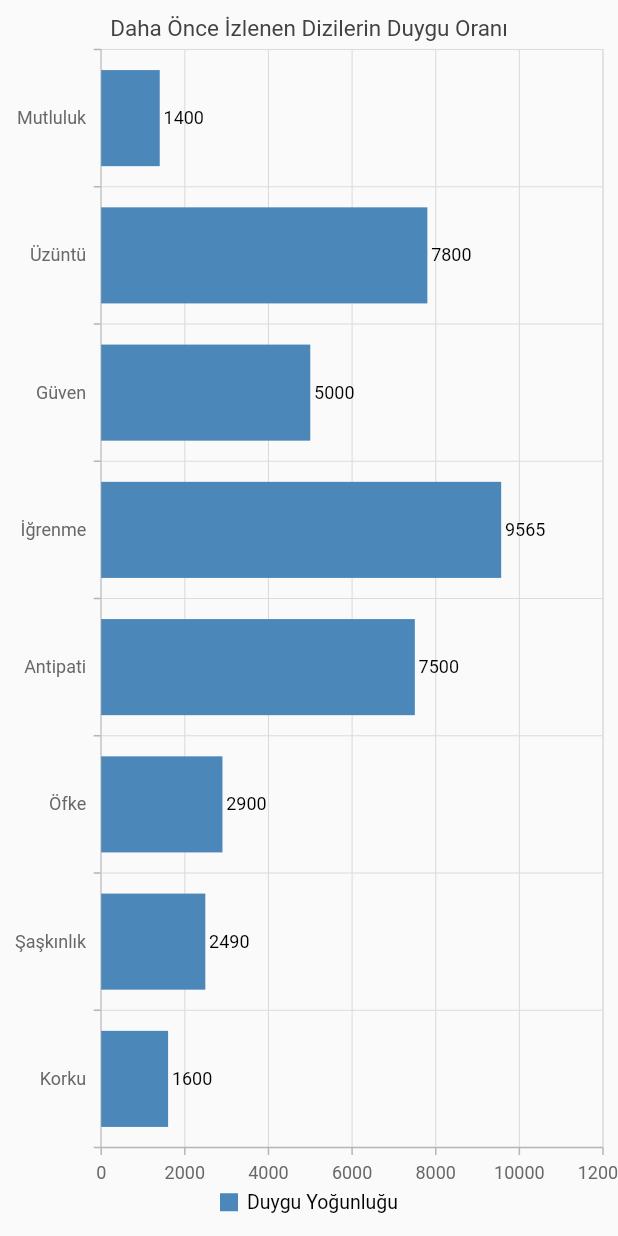
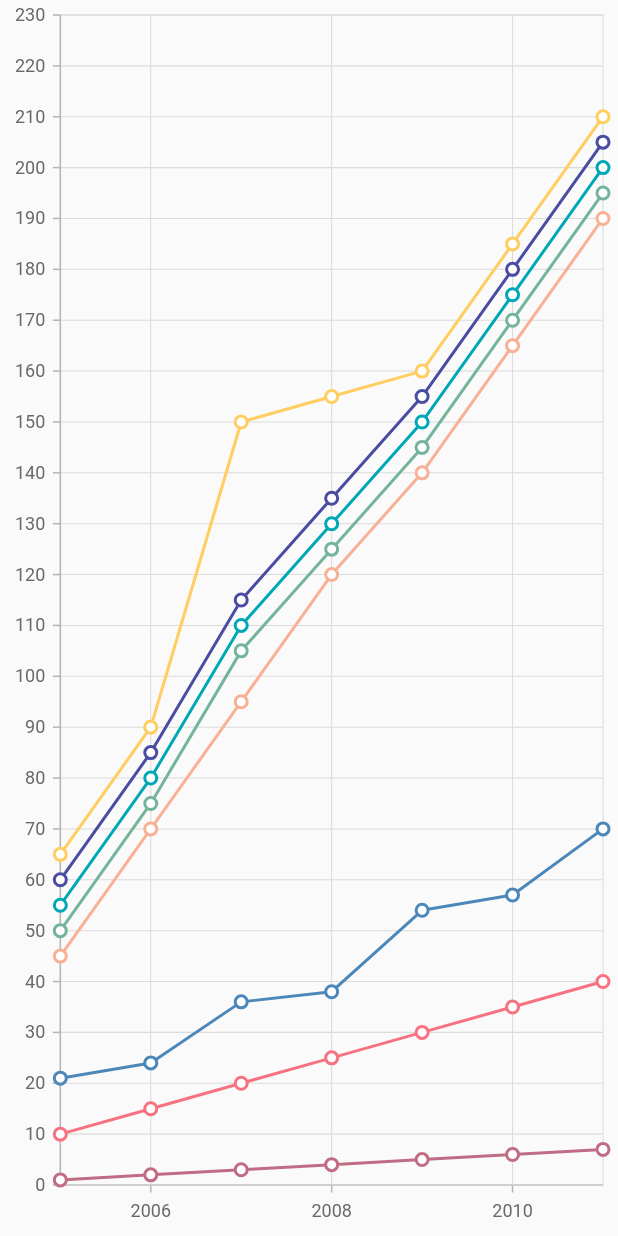
Before and after one commit to NeuroTechGTU/neurotech-mobile, a Flutter app: the screen it shows once a user with an empty profile is signed in, after a tap on "Önceki Testlerin", on a phone screen of 412 x 824 dp. Run offline on Flutter 3.47's test engine with Material 2 defaults, Android fonts, the phone set to English and light mode, and no system bars; our stand-ins replace cloud_firestore, firebase_auth, firebase_core, font_awesome_flutter, google_sign_in, syncfusion_flutter_charts; accounts and stored records are empty.

Commit message:
anlik veri erkanı eklendi
chart eklendi

```diff
--- /dev/null
+++ b/lib/anlik_data_chart.dart
@@ -0,0 +1,134 @@
+/// Package imports
+import 'package:flutter/foundation.dart';
+import 'package:flutter/material.dart';
+import 'package:intl/intl.dart';
+/// Chart import
+import 'package:syncfusion_flutter_charts/charts.dart';
+
+
+class anlikChart extends StatefulWidget {
+  const anlikChart({Key? key}) : super(key: key);
+  @override
+  _anlikChart createState() => _anlikChart();
+}
+
+class _anlikChart extends State<anlikChart>  {
+ List<ChartData>? chartData;
+
+ @override
+ void initState() {
+ chartData = <ChartData>[
+   ChartData(2005, 21,1,10,45,50,55,60,65),
+   ChartData(2006, 24,2,15,70,75,80,85,90),
+   ChartData(2007, 36,3,20,95,105,110,115,150),
+   ChartData(2008, 38,4,25,120,125,130,135,155),
+   ChartData(2009, 54,5,30,140,145,150,155,160),
+   ChartData(2010, 57,6,35,165,170,175,180,185),
+   ChartData(2011, 70,7,40,190,195,200,205,210,)
+ ];
+ super.initState();
+ }
+
+  @override
+  Widget build(BuildContext context) {
+    return Scaffold(
+        body: Center(
+            child: Container(
+                child: SfCartesianChart(
+                    series: _getDefaultLineSeries(),
+                    tooltipBehavior: TooltipBehavior(enable: true),
+                  /*<ChartSeries>[
+                      // Renders line chart
+                      LineSeries<ChartData, int>(
+                          dataSource: chartData!,
+                          xValueMapper: (ChartData data, _) => data.x,
+                          yValueMapper: (ChartData data, _) => data.y
+                      )
+                    ]*/
+                )
+            )
+        )
+    );
+  }
+  List<LineSeries<ChartData, num>> _getDefaultLineSeries() {
+    return <LineSeries<ChartData, num>>[
+      LineSeries<ChartData, num>(
+          animationDuration: 2500,
+          dataSource: chartData!,
+          xValueMapper: (ChartData sales, _) => sales.x,
+          yValueMapper: (ChartData sales, _) => sales.y,
+          width: 2,
+          name: 'Korku',
+          markerSettings: const MarkerSettings(isVisible: true)),
+      LineSeries<ChartData, num>(
+          animationDuration: 2500,
+          dataSource: chartData!,
+          width: 2,
+          name: 'Şaşkınlık',
+          xValueMapper: (ChartData sales, _) => sales.x,
+          yValueMapper: (ChartData sales, _) => sales.y2,
+          markerSettings: const MarkerSettings(isVisible: true)),
+      LineSeries<ChartData, num>(
+          animationDuration: 2500,
+          dataSource: chartData!,
+          width: 2,
+          name: 'Öfke',
+          xValueMapper: (ChartData sales, _) => sales.x,
+          yValueMapper: (ChartData sales, _) => sales.y3,
+          markerSettings: const MarkerSettings(isVisible: true)),
+      LineSeries<ChartData, num>(
+          animationDuration: 2500,
+          dataSource: chartData!,
+          width: 2,
+          name: 'Antipati',
+          xValueMapper: (ChartData sales, _) => sales.x,
+          yValueMapper: (ChartData sales, _) => sales.y4,
+          markerSettings: const MarkerSettings(isVisible: true)),
+      LineSeries<ChartData, num>(
+          animationDuration: 2500,
+          dataSource: chartData!,
+          width: 2,
+          name: 'İğrenme',
+          xValueMapper: (ChartData sales, _) => sales.x,
+          yValueMapper: (ChartData sales, _) => sales.y5,
+          markerSettings: const MarkerSettings(isVisible: true)),
+      LineSeries<ChartData, num>(
+          animationDuration: 2500,
+          dataSource: chartData!,
+          width: 2,
+          name: 'Güven',
+          xValueMapper: (ChartData sales, _) => sales.x,
+          yValueMapper: (ChartData sales, _) => sales.y6,
+          markerSettings: const MarkerSettings(isVisible: true)),
+      LineSeries<ChartData, num>(
+          animationDuration: 2500,
+          dataSource: chartData!,
+          width: 2,
+          name: 'Üzüntü',
+          xValueMapper: (ChartData sales, _) => sales.x,
+          yValueMapper: (ChartData sales, _) => sales.y7,
+          markerSettings: const MarkerSettings(isVisible: true)),
+      LineSeries<ChartData, num>(
+          animationDuration: 2500,
+          dataSource: chartData!,
+          width: 2,
+          name: 'Mutluluk',
+          xValueMapper: (ChartData sales, _) => sales.x,
+          yValueMapper: (ChartData sales, _) => sales.y8,
+          markerSettings: const MarkerSettings(isVisible: true)),
+    ];
+  }
+
+}
+class ChartData {
+  ChartData(this.x, this.y, this.y2,this.y3,this.y4,this.y5,this.y6,this.y7,this.y8);
+  final int x;
+  final double y;
+  final double y2;
+  final double y3;
+  final double y4;
+  final double y5;
+  final double y6;
+  final double y7;
+  final double y8;
+}
--- a/lib/google_sign_in.dart
+++ b/lib/google_sign_in.dart
@@ -11,6 +11,7 @@ import 'package:neurotech_ceng/profile_information.dart';
 import 'package:provider/provider.dart';
 
 import 'main.dart';
+import 'anlik_data_chart.dart';
 
 class GoogleSignInProvider extends ChangeNotifier {
   GoogleSignInAccount? _user;
@@ -415,7 +416,7 @@ class _Anasayfa extends State<Anasayfa> {
                   onPressed: () {
                     Navigator.push(
                       context,
-                      MaterialPageRoute(builder: (context) => chart()),
+                      MaterialPageRoute(builder: (context) => anlikChart()),
                     );
                     /*saveTestResult(
                         "erkek", 65, false, "nadiren", "Kara Murat", "Heyecan");*/
--- a/lib/movie_information.dart
+++ b/lib/movie_information.dart
@@ -140,7 +140,7 @@ class _DropDownDemoState extends State<DropDownDemo> {
                       turSecildi)
                     Navigator.push(
                       context,
-                      MaterialPageRoute(builder: (context) => chart()),
+                      MaterialPageRoute(builder: (context) => TestEkrani()),
                     );
                 },
                 style: ElevatedButton.styleFrom(
```
